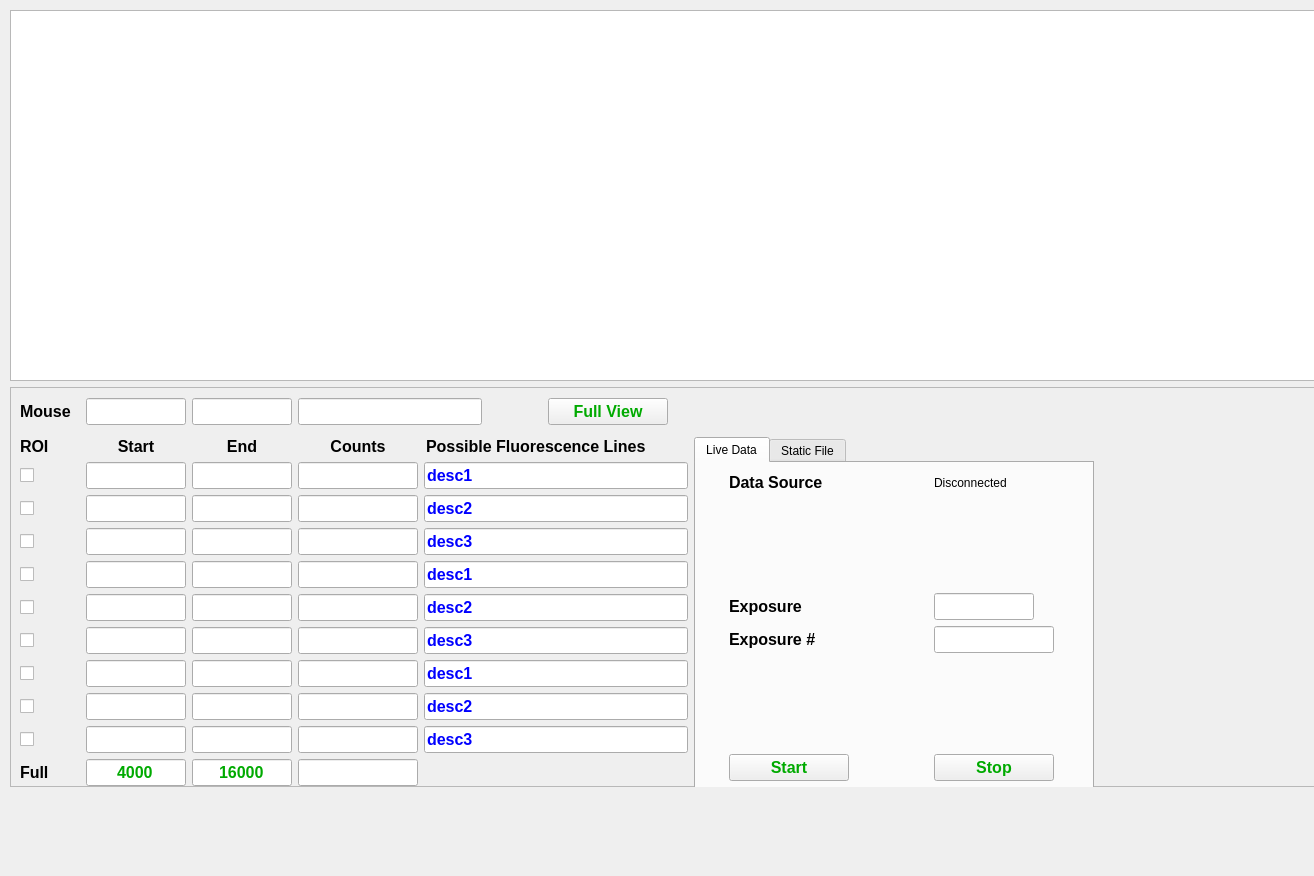
laura-king/pyMCA-ui, file SSRL_MCA.ui: the form before one commit.
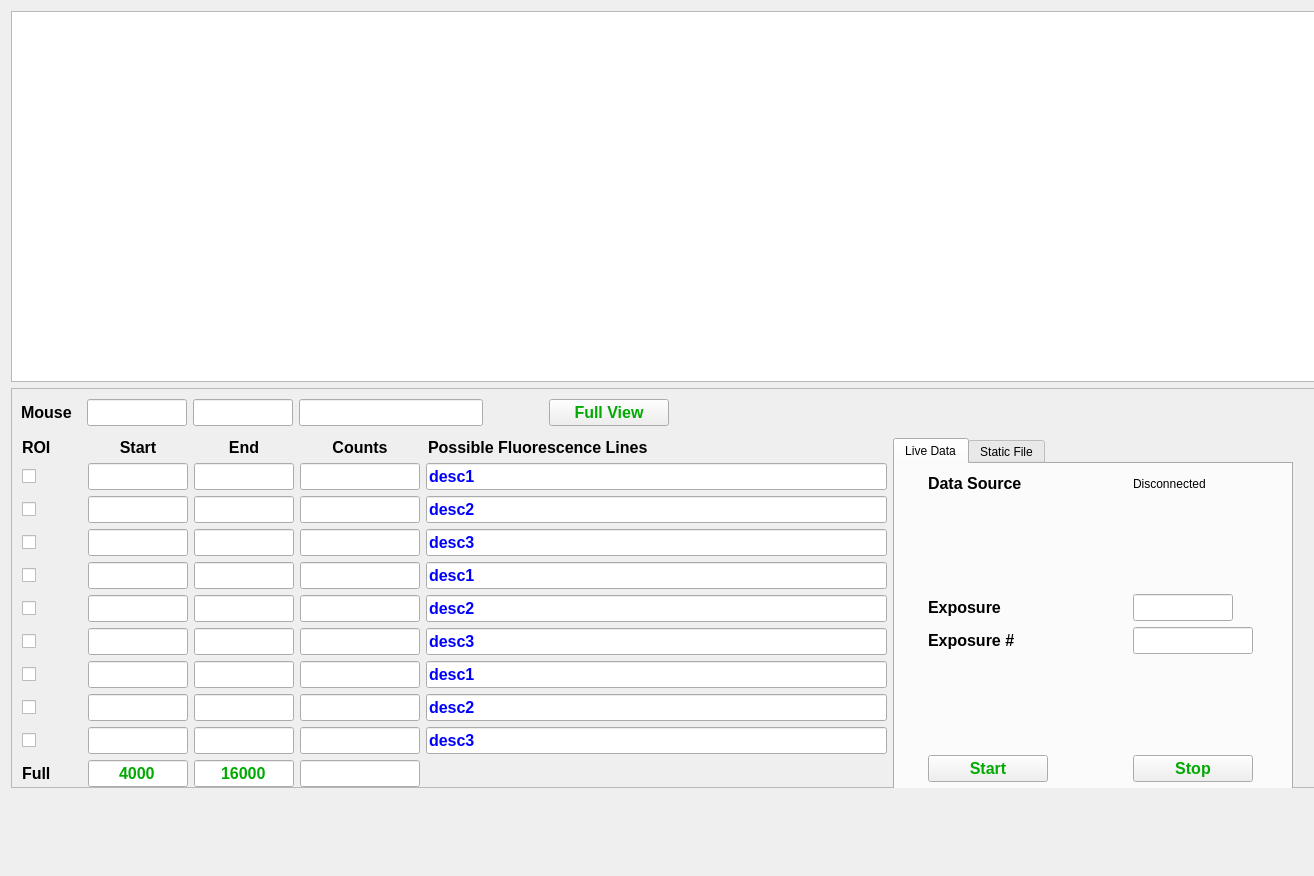
The form after the commit. Custom widgets are drawn as their Qt base class.

Commit message: layout within grid

```diff
--- a/SSRL_MCA.ui
+++ b/SSRL_MCA.ui
@@ -19,11 +19,11 @@
   <property name="windowTitle">
    <string>SSRL MCA Display</string>
   </property>
-  <widget class="QWidget" name="layoutWidget">
+  <widget class="QWidget" name="">
    <property name="geometry">
     <rect>
-     <x>10</x>
-     <y>10</y>
+     <x>11</x>
+     <y>11</y>
      <width>1328</width>
      <height>777</height>
     </rect>
@@ -62,8 +62,434 @@
        <property name="geometry">
         <rect>
          <x>10</x>
+         <y>10</y>
+         <width>648</width>
+         <height>29</height>
+        </rect>
+       </property>
+       <layout class="QGridLayout" name="gridLayout_2">
+        <item row="0" column="0">
+         <widget class="QLabel" name="mouse_l">
+          <property name="sizePolicy">
+           <sizepolicy hsizetype="Fixed" vsizetype="Fixed">
+            <horstretch>0</horstretch>
+            <verstretch>0</verstretch>
+           </sizepolicy>
+          </property>
+          <property name="minimumSize">
+           <size>
+            <width>60</width>
+            <height>0</height>
+           </size>
+          </property>
+          <property name="maximumSize">
+           <size>
+            <width>60</width>
+            <height>16777215</height>
+           </size>
+          </property>
+          <property name="font">
+           <font>
+            <pointsize>12</pointsize>
+            <weight>75</weight>
+            <bold>true</bold>
+           </font>
+          </property>
+          <property name="text">
+           <string>Mouse</string>
+          </property>
+         </widget>
+        </item>
+        <item row="0" column="2">
+         <widget class="QLineEdit" name="mouse_c">
+          <property name="sizePolicy">
+           <sizepolicy hsizetype="Fixed" vsizetype="Fixed">
+            <horstretch>0</horstretch>
+            <verstretch>0</verstretch>
+           </sizepolicy>
+          </property>
+          <property name="minimumSize">
+           <size>
+            <width>100</width>
+            <height>0</height>
+           </size>
+          </property>
+          <property name="maximumSize">
+           <size>
+            <width>100</width>
+            <height>16777215</height>
+           </size>
+          </property>
+          <property name="palette">
+           <palette>
+            <active>
+             <colorrole role="Text">
+              <brush brushstyle="SolidPattern">
+               <color alpha="255">
+                <red>0</red>
+                <green>0</green>
+                <blue>255</blue>
+               </color>
+              </brush>
+             </colorrole>
+             <colorrole role="PlaceholderText">
+              <brush brushstyle="NoBrush">
+               <color alpha="128">
+                <red>0</red>
+                <green>0</green>
+                <blue>255</blue>
+               </color>
+              </brush>
+             </colorrole>
+            </active>
+            <inactive>
+             <colorrole role="Text">
+              <brush brushstyle="SolidPattern">
+               <color alpha="255">
+                <red>0</red>
+                <green>0</green>
+                <blue>255</blue>
+               </color>
+              </brush>
+             </colorrole>
+             <colorrole role="PlaceholderText">
+              <brush brushstyle="NoBrush">
+               <color alpha="128">
+                <red>0</red>
+                <green>0</green>
+                <blue>255</blue>
+               </color>
+              </brush>
+             </colorrole>
+            </inactive>
+            <disabled>
+             <colorrole role="Text">
+              <brush brushstyle="SolidPattern">
+               <color alpha="255">
+                <red>190</red>
+                <green>190</green>
+                <blue>190</blue>
+               </color>
+              </brush>
+             </colorrole>
+             <colorrole role="PlaceholderText">
+              <brush brushstyle="NoBrush">
+               <color alpha="128">
+                <red>0</red>
+                <green>0</green>
+                <blue>255</blue>
+               </color>
+              </brush>
+             </colorrole>
+            </disabled>
+           </palette>
+          </property>
+          <property name="font">
+           <font>
+            <pointsize>12</pointsize>
+            <weight>75</weight>
+            <bold>true</bold>
+           </font>
+          </property>
+          <property name="alignment">
+           <set>Qt::AlignCenter</set>
+          </property>
+          <property name="readOnly">
+           <bool>true</bool>
+          </property>
+         </widget>
+        </item>
+        <item row="0" column="1">
+         <widget class="QLineEdit" name="mouse_e">
+          <property name="sizePolicy">
+           <sizepolicy hsizetype="Fixed" vsizetype="Fixed">
+            <horstretch>0</horstretch>
+            <verstretch>0</verstretch>
+           </sizepolicy>
+          </property>
+          <property name="minimumSize">
+           <size>
+            <width>100</width>
+            <height>0</height>
+           </size>
+          </property>
+          <property name="maximumSize">
+           <size>
+            <width>100</width>
+            <height>16777215</height>
+           </size>
+          </property>
+          <property name="palette">
+           <palette>
+            <active>
+             <colorrole role="Text">
+              <brush brushstyle="SolidPattern">
+               <color alpha="255">
+                <red>0</red>
+                <green>0</green>
+                <blue>255</blue>
+               </color>
+              </brush>
+             </colorrole>
+             <colorrole role="PlaceholderText">
+              <brush brushstyle="NoBrush">
+               <color alpha="128">
+                <red>0</red>
+                <green>0</green>
+                <blue>255</blue>
+               </color>
+              </brush>
+             </colorrole>
+            </active>
+            <inactive>
+             <colorrole role="Text">
+              <brush brushstyle="SolidPattern">
+               <color alpha="255">
+                <red>0</red>
+                <green>0</green>
+                <blue>255</blue>
+               </color>
+              </brush>
+             </colorrole>
+             <colorrole role="PlaceholderText">
+              <brush brushstyle="NoBrush">
+               <color alpha="128">
+                <red>0</red>
+                <green>0</green>
+                <blue>255</blue>
+               </color>
+              </brush>
+             </colorrole>
+            </inactive>
+            <disabled>
+             <colorrole role="Text">
+              <brush brushstyle="SolidPattern">
+               <color alpha="255">
+                <red>190</red>
+                <green>190</green>
+                <blue>190</blue>
+               </color>
+              </brush>
+             </colorrole>
+             <colorrole role="PlaceholderText">
+              <brush brushstyle="NoBrush">
+               <color alpha="128">
+                <red>0</red>
+                <green>0</green>
+                <blue>255</blue>
+               </color>
+              </brush>
+             </colorrole>
+            </disabled>
+           </palette>
+          </property>
+          <property name="font">
+           <font>
+            <pointsize>12</pointsize>
+            <weight>75</weight>
+            <bold>true</bold>
+           </font>
+          </property>
+          <property name="alignment">
+           <set>Qt::AlignCenter</set>
+          </property>
+          <property name="readOnly">
+           <bool>true</bool>
+          </property>
+         </widget>
+        </item>
+        <item row="0" column="3">
+         <widget class="QLineEdit" name="mouse_p">
+          <property name="sizePolicy">
+           <sizepolicy hsizetype="Expanding" vsizetype="Fixed">
+            <horstretch>1</horstretch>
+            <verstretch>0</verstretch>
+           </sizepolicy>
+          </property>
+          <property name="minimumSize">
+           <size>
+            <width>100</width>
+            <height>0</height>
+           </size>
+          </property>
+          <property name="maximumSize">
+           <size>
+            <width>16777215</width>
+            <height>16777215</height>
+           </size>
+          </property>
+          <property name="palette">
+           <palette>
+            <active>
+             <colorrole role="Text">
+              <brush brushstyle="SolidPattern">
+               <color alpha="255">
+                <red>0</red>
+                <green>0</green>
+                <blue>255</blue>
+               </color>
+              </brush>
+             </colorrole>
+             <colorrole role="PlaceholderText">
+              <brush brushstyle="NoBrush">
+               <color alpha="128">
+                <red>0</red>
+                <green>0</green>
+                <blue>255</blue>
+               </color>
+              </brush>
+             </colorrole>
+            </active>
+            <inactive>
+             <colorrole role="Text">
+              <brush brushstyle="SolidPattern">
+               <color alpha="255">
+                <red>0</red>
+                <green>0</green>
+                <blue>255</blue>
+               </color>
+              </brush>
+             </colorrole>
+             <colorrole role="PlaceholderText">
+              <brush brushstyle="NoBrush">
+               <color alpha="128">
+                <red>0</red>
+                <green>0</green>
+                <blue>255</blue>
+               </color>
+              </brush>
+             </colorrole>
+            </inactive>
+            <disabled>
+             <colorrole role="Text">
+              <brush brushstyle="SolidPattern">
+               <color alpha="255">
+                <red>190</red>
+                <green>190</green>
+                <blue>190</blue>
+               </color>
+              </brush>
+             </colorrole>
+             <colorrole role="PlaceholderText">
+              <brush brushstyle="NoBrush">
+               <color alpha="128">
+                <red>0</red>
+                <green>0</green>
+                <blue>255</blue>
+               </color>
+              </brush>
+             </colorrole>
+            </disabled>
+           </palette>
+          </property>
+          <property name="font">
+           <font>
+            <pointsize>12</pointsize>
+            <weight>75</weight>
+            <bold>true</bold>
+           </font>
+          </property>
+          <property name="alignment">
+           <set>Qt::AlignLeading|Qt::AlignLeft|Qt::AlignVCenter</set>
+          </property>
+          <property name="readOnly">
+           <bool>true</bool>
+          </property>
+         </widget>
+        </item>
+        <item row="0" column="4">
+         <spacer name="horizontalSpacer">
+          <property name="orientation">
+           <enum>Qt::Horizontal</enum>
+          </property>
+          <property name="sizeType">
+           <enum>QSizePolicy::Fixed</enum>
+          </property>
+          <property name="sizeHint" stdset="0">
+           <size>
+            <width>60</width>
+            <height>20</height>
+           </size>
+          </property>
+         </spacer>
+        </item>
+        <item row="0" column="5">
+         <widget class="QPushButton" name="fullView">
+          <property name="sizePolicy">
+           <sizepolicy hsizetype="Fixed" vsizetype="Fixed">
+            <horstretch>0</horstretch>
+            <verstretch>0</verstretch>
+           </sizepolicy>
+          </property>
+          <property name="minimumSize">
+           <size>
+            <width>120</width>
+            <height>0</height>
+           </size>
+          </property>
+          <property name="maximumSize">
+           <size>
+            <width>120</width>
+            <height>16777215</height>
+           </size>
+          </property>
+          <property name="palette">
+           <palette>
+            <active>
+             <colorrole role="ButtonText">
+              <brush brushstyle="SolidPattern">
+               <color alpha="255">
+                <red>0</red>
+                <green>170</green>
+                <blue>0</blue>
+               </color>
+              </brush>
+             </colorrole>
+            </active>
+            <inactive>
+             <colorrole role="ButtonText">
+              <brush brushstyle="SolidPattern">
+               <color alpha="255">
+                <red>0</red>
+                <green>170</green>
+                <blue>0</blue>
+               </color>
+              </brush>
+             </colorrole>
+            </inactive>
+            <disabled>
+             <colorrole role="ButtonText">
+              <brush brushstyle="SolidPattern">
+               <color alpha="255">
+                <red>190</red>
+                <green>190</green>
+                <blue>190</blue>
+               </color>
+              </brush>
+             </colorrole>
+            </disabled>
+           </palette>
+          </property>
+          <property name="font">
+           <font>
+            <pointsize>12</pointsize>
+            <weight>75</weight>
+            <bold>true</bold>
+           </font>
+          </property>
+          <property name="text">
+           <string>Full View</string>
+          </property>
+         </widget>
+        </item>
+       </layout>
+      </widget>
+      <widget class="QWidget" name="">
+       <property name="geometry">
+        <rect>
+         <x>11</x>
          <y>50</y>
-         <width>1074</width>
+         <width>1271</width>
          <height>353</height>
         </rect>
        </property>
@@ -6230,432 +6656,6 @@
         </item>
        </layout>
       </widget>
-      <widget class="QWidget" name="layoutWidget">
-       <property name="geometry">
-        <rect>
-         <x>10</x>
-         <y>10</y>
-         <width>648</width>
-         <height>29</height>
-        </rect>
-       </property>
-       <layout class="QGridLayout" name="gridLayout_2">
-        <item row="0" column="0">
-         <widget class="QLabel" name="mouse_l">
-          <property name="sizePolicy">
-           <sizepolicy hsizetype="Fixed" vsizetype="Fixed">
-            <horstretch>0</horstretch>
-            <verstretch>0</verstretch>
-           </sizepolicy>
-          </property>
-          <property name="minimumSize">
-           <size>
-            <width>60</width>
-            <height>0</height>
-           </size>
-          </property>
-          <property name="maximumSize">
-           <size>
-            <width>60</width>
-            <height>16777215</height>
-           </size>
-          </property>
-          <property name="font">
-           <font>
-            <pointsize>12</pointsize>
-            <weight>75</weight>
-            <bold>true</bold>
-           </font>
-          </property>
-          <property name="text">
-           <string>Mouse</string>
-          </property>
-         </widget>
-        </item>
-        <item row="0" column="2">
-         <widget class="QLineEdit" name="mouse_c">
-          <property name="sizePolicy">
-           <sizepolicy hsizetype="Fixed" vsizetype="Fixed">
-            <horstretch>0</horstretch>
-            <verstretch>0</verstretch>
-           </sizepolicy>
-          </property>
-          <property name="minimumSize">
-           <size>
-            <width>100</width>
-            <height>0</height>
-           </size>
-          </property>
-          <property name="maximumSize">
-           <size>
-            <width>100</width>
-            <height>16777215</height>
-           </size>
-          </property>
-          <property name="palette">
-           <palette>
-            <active>
-             <colorrole role="Text">
-              <brush brushstyle="SolidPattern">
-               <color alpha="255">
-                <red>0</red>
-                <green>0</green>
-                <blue>255</blue>
-               </color>
-              </brush>
-             </colorrole>
-             <colorrole role="PlaceholderText">
-              <brush brushstyle="NoBrush">
-               <color alpha="128">
-                <red>0</red>
-                <green>0</green>
-                <blue>255</blue>
-               </color>
-              </brush>
-             </colorrole>
-            </active>
-            <inactive>
-             <colorrole role="Text">
-              <brush brushstyle="SolidPattern">
-               <color alpha="255">
-                <red>0</red>
-                <green>0</green>
-                <blue>255</blue>
-               </color>
-              </brush>
-             </colorrole>
-             <colorrole role="PlaceholderText">
-              <brush brushstyle="NoBrush">
-               <color alpha="128">
-                <red>0</red>
-                <green>0</green>
-                <blue>255</blue>
-               </color>
-              </brush>
-             </colorrole>
-            </inactive>
-            <disabled>
-             <colorrole role="Text">
-              <brush brushstyle="SolidPattern">
-               <color alpha="255">
-                <red>190</red>
-                <green>190</green>
-                <blue>190</blue>
-               </color>
-              </brush>
-             </colorrole>
-             <colorrole role="PlaceholderText">
-              <brush brushstyle="NoBrush">
-               <color alpha="128">
-                <red>0</red>
-                <green>0</green>
-                <blue>255</blue>
-               </color>
-              </brush>
-             </colorrole>
-            </disabled>
-           </palette>
-          </property>
-          <property name="font">
-           <font>
-            <pointsize>12</pointsize>
-            <weight>75</weight>
-            <bold>true</bold>
-           </font>
-          </property>
-          <property name="alignment">
-           <set>Qt::AlignCenter</set>
-          </property>
-          <property name="readOnly">
-           <bool>true</bool>
-          </property>
-         </widget>
-        </item>
-        <item row="0" column="1">
-         <widget class="QLineEdit" name="mouse_e">
-          <property name="sizePolicy">
-           <sizepolicy hsizetype="Fixed" vsizetype="Fixed">
-            <horstretch>0</horstretch>
-            <verstretch>0</verstretch>
-           </sizepolicy>
-          </property>
-          <property name="minimumSize">
-           <size>
-            <width>100</width>
-            <height>0</height>
-           </size>
-          </property>
-          <property name="maximumSize">
-           <size>
-            <width>100</width>
-            <height>16777215</height>
-           </size>
-          </property>
-          <property name="palette">
-           <palette>
-            <active>
-             <colorrole role="Text">
-              <brush brushstyle="SolidPattern">
-               <color alpha="255">
-                <red>0</red>
-                <green>0</green>
-                <blue>255</blue>
-               </color>
-              </brush>
-             </colorrole>
-             <colorrole role="PlaceholderText">
-              <brush brushstyle="NoBrush">
-               <color alpha="128">
-                <red>0</red>
-                <green>0</green>
-                <blue>255</blue>
-               </color>
-              </brush>
-             </colorrole>
-            </active>
-            <inactive>
-             <colorrole role="Text">
-              <brush brushstyle="SolidPattern">
-               <color alpha="255">
-                <red>0</red>
-                <green>0</green>
-                <blue>255</blue>
-               </color>
-              </brush>
-             </colorrole>
-             <colorrole role="PlaceholderText">
-              <brush brushstyle="NoBrush">
-               <color alpha="128">
-                <red>0</red>
-                <green>0</green>
-                <blue>255</blue>
-               </color>
-              </brush>
-             </colorrole>
-            </inactive>
-            <disabled>
-             <colorrole role="Text">
-              <brush brushstyle="SolidPattern">
-               <color alpha="255">
-                <red>190</red>
-                <green>190</green>
-                <blue>190</blue>
-               </color>
-              </brush>
-             </colorrole>
-             <colorrole role="PlaceholderText">
-              <brush brushstyle="NoBrush">
-               <color alpha="128">
-                <red>0</red>
-                <green>0</green>
-                <blue>255</blue>
-               </color>
-              </brush>
-             </colorrole>
-            </disabled>
-           </palette>
-          </property>
-          <property name="font">
-           <font>
-            <pointsize>12</pointsize>
-            <weight>75</weight>
-            <bold>true</bold>
-           </font>
-          </property>
-          <property name="alignment">
-           <set>Qt::AlignCenter</set>
-          </property>
-          <property name="readOnly">
-           <bool>true</bool>
-          </property>
-         </widget>
-        </item>
-        <item row="0" column="3">
-         <widget class="QLineEdit" name="mouse_p">
-          <property name="sizePolicy">
-           <sizepolicy hsizetype="Expanding" vsizetype="Fixed">
-            <horstretch>1</horstretch>
-            <verstretch>0</verstretch>
-           </sizepolicy>
-          </property>
-          <property name="minimumSize">
-           <size>
-            <width>100</width>
-            <height>0</height>
-           </size>
-          </property>
-          <property name="maximumSize">
-           <size>
-            <width>16777215</width>
-            <height>16777215</height>
-           </size>
-          </property>
-          <property name="palette">
-           <palette>
-            <active>
-             <colorrole role="Text">
-              <brush brushstyle="SolidPattern">
-               <color alpha="255">
-                <red>0</red>
-                <green>0</green>
-                <blue>255</blue>
-               </color>
-              </brush>
-             </colorrole>
-             <colorrole role="PlaceholderText">
-              <brush brushstyle="NoBrush">
-               <color alpha="128">
-                <red>0</red>
-                <green>0</green>
-                <blue>255</blue>
-               </color>
-              </brush>
-             </colorrole>
-            </active>
-            <inactive>
-             <colorrole role="Text">
-              <brush brushstyle="SolidPattern">
-               <color alpha="255">
-                <red>0</red>
-                <green>0</green>
-                <blue>255</blue>
-               </color>
-              </brush>
-             </colorrole>
-             <colorrole role="PlaceholderText">
-              <brush brushstyle="NoBrush">
-               <color alpha="128">
-                <red>0</red>
-                <green>0</green>
-                <blue>255</blue>
-               </color>
-              </brush>
-             </colorrole>
-            </inactive>
-            <disabled>
-             <colorrole role="Text">
-              <brush brushstyle="SolidPattern">
-               <color alpha="255">
-                <red>190</red>
-                <green>190</green>
-                <blue>190</blue>
-               </color>
-              </brush>
-             </colorrole>
-             <colorrole role="PlaceholderText">
-              <brush brushstyle="NoBrush">
-               <color alpha="128">
-                <red>0</red>
-                <green>0</green>
-                <blue>255</blue>
-               </color>
-              </brush>
-             </colorrole>
-            </disabled>
-           </palette>
-          </property>
-          <property name="font">
-           <font>
-            <pointsize>12</pointsize>
-            <weight>75</weight>
-            <bold>true</bold>
-           </font>
-          </property>
-          <property name="alignment">
-           <set>Qt::AlignLeading|Qt::AlignLeft|Qt::AlignVCenter</set>
-          </property>
-          <property name="readOnly">
-           <bool>true</bool>
-          </property>
-         </widget>
-        </item>
-        <item row="0" column="4">
-         <spacer name="horizontalSpacer">
-          <property name="orientation">
-           <enum>Qt::Horizontal</enum>
-          </property>
-          <property name="sizeType">
-           <enum>QSizePolicy::Fixed</enum>
-          </property>
-          <property name="sizeHint" stdset="0">
-           <size>
-            <width>60</width>
-            <height>20</height>
-           </size>
-          </property>
-         </spacer>
-        </item>
-        <item row="0" column="5">
-         <widget class="QPushButton" name="fullView">
-          <property name="sizePolicy">
-           <sizepolicy hsizetype="Fixed" vsizetype="Fixed">
-            <horstretch>0</horstretch>
-            <verstretch>0</verstretch>
-           </sizepolicy>
-          </property>
-          <property name="minimumSize">
-           <size>
-            <width>120</width>
-            <height>0</height>
-           </size>
-          </property>
-          <property name="maximumSize">
-           <size>
-            <width>120</width>
-            <height>16777215</height>
-           </size>
-          </property>
-          <property name="palette">
-           <palette>
-            <active>
-             <colorrole role="ButtonText">
-              <brush brushstyle="SolidPattern">
-               <color alpha="255">
-                <red>0</red>
-                <green>170</green>
-                <blue>0</blue>
-               </color>
-              </brush>
-             </colorrole>
-            </active>
-            <inactive>
-             <colorrole role="ButtonText">
-              <brush brushstyle="SolidPattern">
-               <color alpha="255">
-                <red>0</red>
-                <green>170</green>
-                <blue>0</blue>
-               </color>
-              </brush>
-             </colorrole>
-            </inactive>
-            <disabled>
-             <colorrole role="ButtonText">
-              <brush brushstyle="SolidPattern">
-               <color alpha="255">
-                <red>190</red>
-                <green>190</green>
-                <blue>190</blue>
-               </color>
-              </brush>
-             </colorrole>
-            </disabled>
-           </palette>
-          </property>
-          <property name="font">
-           <font>
-            <pointsize>12</pointsize>
-            <weight>75</weight>
-            <bold>true</bold>
-           </font>
-          </property>
-          <property name="text">
-           <string>Full View</string>
-          </property>
-         </widget>
-        </item>
-       </layout>
-      </widget>
      </widget>
     </item>
    </layout>
```
